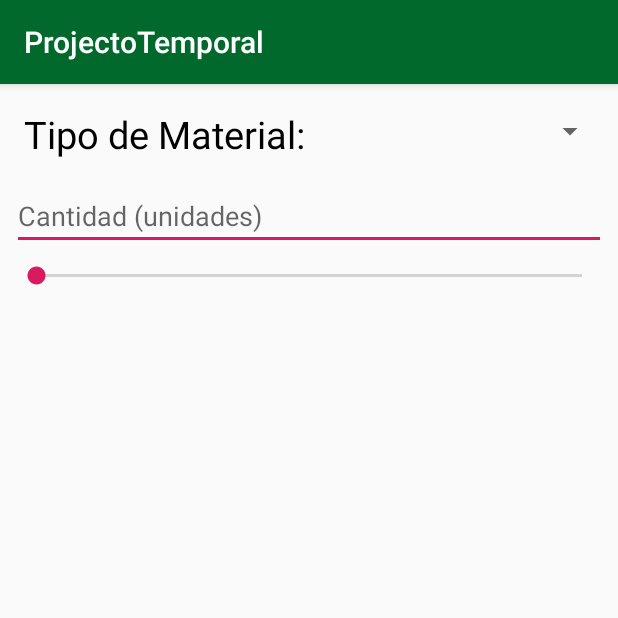
After one commit to DRDTemporal/ServientregaTemporal, an Android app: the RiesgoFormulario screen opened directly, with no data from a screen before it, on a phone screen of 412 x 824 dp, the top half of it. The commit adds this screen. Run offline under Robolectric (Android 15) with nearby library versions, the phone set to English and light mode, and no system bars.

Commit message:
terminada riesgo formulario

```diff
--- a/ProjectoTemporal/app/src/main/AndroidManifest.xml
+++ b/ProjectoTemporal/app/src/main/AndroidManifest.xml
@@ -17,7 +17,8 @@
             </intent-filter>
         </activity>
         <activity android:name=".controllers.EncuestaFormulario" />
-        <activity android:name=".controllers.TipoDeProducto"></activity>
+        <activity android:name=".controllers.TipoDeProducto" />
+        <activity android:name=".controllers.RiesgoFormulario"></activity>
     </application>
 
 </manifest>
--- /dev/null
+++ b/ProjectoTemporal/app/src/main/java/software/ragp/com/projectotemporal/controllers/RiesgoFormulario.java
@@ -0,0 +1,15 @@
+package software.ragp.com.projectotemporal.controllers;
+
+import android.support.v7.app.AppCompatActivity;
+import android.os.Bundle;
+
+import software.ragp.com.projectotemporal.R;
+
+public class RiesgoFormulario extends AppCompatActivity {
+
+    @Override
+    protected void onCreate(Bundle savedInstanceState) {
+        super.onCreate(savedInstanceState);
+        setContentView(R.layout.activity_riesgo_formulario);
+    }
+}
--- a/ProjectoTemporal/app/src/main/java/software/ragp/com/projectotemporal/fragments/MercanciaFragment.java
+++ b/ProjectoTemporal/app/src/main/java/software/ragp/com/projectotemporal/fragments/MercanciaFragment.java
@@ -2,6 +2,7 @@ package software.ragp.com.projectotemporal.fragments;
 
 
 import android.content.Intent;
+import android.graphics.Color;
 import android.os.Bundle;
 import android.support.v4.app.Fragment;
 import android.view.LayoutInflater;
@@ -10,6 +11,7 @@ import android.view.ViewGroup;
 import android.widget.ArrayAdapter;
 import android.widget.EditText;
 import android.widget.Spinner;
+import android.widget.TextView;
 import android.widget.Toast;
 
 import software.ragp.com.projectotemporal.R;
@@ -106,8 +108,26 @@ public class MercanciaFragment extends Fragment {
             txtValor.setError("Por favor ingrese este campo");
         }
 
-        if (nValidar>=5){
+        if (spinner1.getSelectedItem().toString().equals(spinner2.getSelectedItem().toString())){
+            nValidar++;
+        }else {
+            TextView errorText = (TextView)spinner1.getSelectedView();
+            TextView errorText1 = (TextView)spinner2.getSelectedView();
+            errorText.setError("");
+            errorText.setTextColor(Color.RED);
+            errorText.setText("El origen y el destino no pueden ser iguales");
+            errorText1.setError("");
+            errorText1.setTextColor(Color.RED);
+            errorText1.setText("El origen y el destino no pueden ser iguales");
+        }
+
+        if (nValidar>=6){
             inputData();
+
+
+        }else if (!spinner1.getSelectedItem().toString().equals(spinner2.getSelectedItem().toString())){
+            Toast.makeText(getContext(), "El origen y el destino no pueden ser iguales", Toast.LENGTH_SHORT).show();
+
         }else {
             Toast.makeText(getContext(), "Faltan campos por ingresar", Toast.LENGTH_SHORT).show();
         }
--- /dev/null
+++ b/ProjectoTemporal/app/src/main/res/layout/activity_riesgo_formulario.xml
@@ -0,0 +1,59 @@
+<?xml version="1.0" encoding="utf-8"?>
+<android.support.constraint.ConstraintLayout xmlns:android="http://schemas.android.com/apk/res/android"
+    xmlns:app="http://schemas.android.com/apk/res-auto"
+    xmlns:tools="http://schemas.android.com/tools"
+    android:layout_width="match_parent"
+    android:layout_height="match_parent"
+    tools:context=".controllers.RiesgoFormulario">
+
+    <TextView
+        android:id="@+id/textView4"
+        android:layout_width="wrap_content"
+        android:layout_height="33dp"
+        android:layout_marginStart="16dp"
+        android:layout_marginTop="16dp"
+        android:text="Tipo de Material:"
+        android:textColor="#000"
+        android:textSize="25dp"
+        app:layout_constraintStart_toStartOf="parent"
+        app:layout_constraintTop_toTopOf="parent" />
+
+    <Spinner
+        android:id="@+id/spinner2"
+        android:layout_width="0dp"
+        android:layout_height="31dp"
+        android:layout_marginStart="8dp"
+        android:layout_marginTop="16dp"
+        android:layout_marginEnd="8dp"
+        app:layout_constraintEnd_toEndOf="parent"
+        app:layout_constraintStart_toEndOf="@+id/textView4"
+        app:layout_constraintTop_toTopOf="parent" />
+
+    <EditText
+        android:id="@+id/txtCantidad"
+        android:layout_width="0dp"
+        android:layout_height="wrap_content"
+        android:layout_marginStart="8dp"
+        android:layout_marginTop="16dp"
+        android:layout_marginEnd="8dp"
+        android:ems="10"
+        android:hint="Cantidad (unidades)"
+        android:inputType="textPersonName"
+        app:layout_constraintEnd_toEndOf="parent"
+        app:layout_constraintStart_toStartOf="parent"
+        app:layout_constraintTop_toBottomOf="@+id/textView4" />
+
+    <SeekBar
+        android:id="@+id/seekBar2"
+        android:layout_width="0dp"
+        android:layout_height="wrap_content"
+        android:layout_marginStart="8dp"
+        android:layout_marginTop="8dp"
+        android:layout_marginEnd="8dp"
+        android:max="3"
+        android:progress="0"
+        app:layout_constraintEnd_toEndOf="parent"
+        app:layout_constraintHorizontal_bias="0.6"
+        app:layout_constraintStart_toStartOf="parent"
+        app:layout_constraintTop_toBottomOf="@+id/txtCantidad" />
+</android.support.constraint.ConstraintLayout>
```
